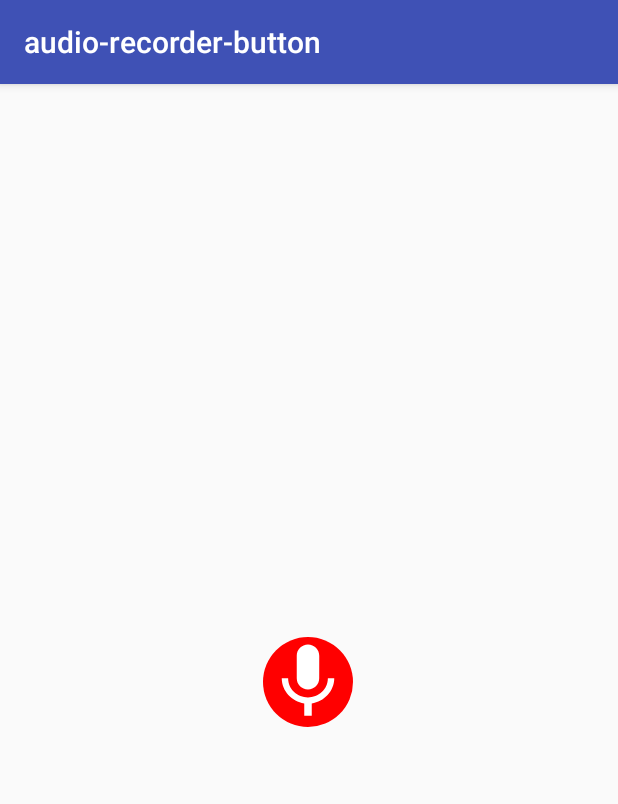
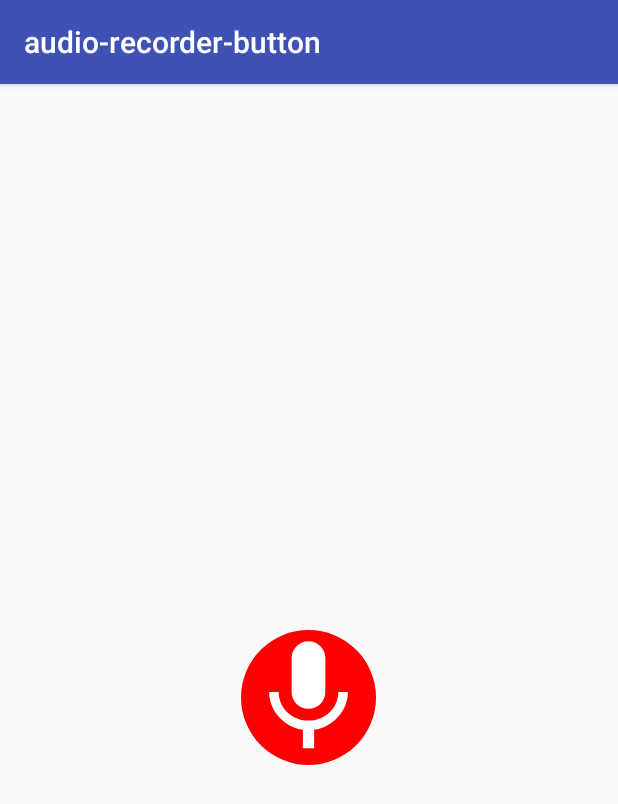
Before and after one commit to safetysystemtechnology/audio-recorder-button, an Android app: the screen it shows after launch (MainActivity), on a phone screen of 412 x 824 dp. Shown: the top 804 px of the screen. Run offline under Robolectric (Android 15) with nearby library versions, the phone set to English and light mode, and no system bars.

Commit message:
Make record icon density-independent Add margin

```diff
--- a/app/src/main/res/layout/activity_main.xml
+++ b/app/src/main/res/layout/activity_main.xml
@@ -9,8 +9,8 @@
     <br.com.safety.audio_recorder.AudioRecordButton
         android:id="@+id/audio_record_button"
         android:layout_centerInParent="true"
-        android:layout_width="150dp"
-        android:layout_height="90dp">
+        android:layout_width="250dp"
+        android:layout_height="wrap_content">
     </br.com.safety.audio_recorder.AudioRecordButton>
 
 
--- a/audio-recorder/src/main/java/br/com/safety/audio_recorder/AudioRecordButton.java
+++ b/audio-recorder/src/main/java/br/com/safety/audio_recorder/AudioRecordButton.java
@@ -25,8 +25,8 @@ import java.util.UUID;
 
 public class AudioRecordButton extends RelativeLayout {
 
-    private static final int DEFAULT_ICON_SIZE = 90;
-    private static final int DEFAULT_REMOVE_ICON_SIZE = 50;
+    private final int DEFAULT_ICON_SIZE = Math.round(getResources().getDimension(R.dimen.default_icon_size));
+    private final int DEFAULT_REMOVE_ICON_SIZE =  Math.round(getResources().getDimension(R.dimen.default_icon_remove_size));
 
     private Context mContext;
     private RelativeLayout mLayoutTimer;
@@ -235,7 +235,8 @@ public class AudioRecordButton extends RelativeLayout {
 
         layoutParams.addRule(RelativeLayout.ALIGN_PARENT_TOP, RelativeLayout.TRUE);
         layoutParams.addRule(RelativeLayout.CENTER_HORIZONTAL, RelativeLayout.TRUE);
-
+        Integer margin = Math.round(getResources().getDimension(R.dimen.chronometer_margin));
+        layoutParams.setMargins(margin, margin, margin, margin);
         addView(mLayoutTimer, layoutParams);
 
         /**
@@ -257,7 +258,7 @@ public class AudioRecordButton extends RelativeLayout {
         mLayoutVoice = new RelativeLayout(context);
         RelativeLayout.LayoutParams layoutVoiceParams = new RelativeLayout.LayoutParams(
                 ViewGroup.LayoutParams.MATCH_PARENT,
-                ViewGroup.LayoutParams.MATCH_PARENT
+                ViewGroup.LayoutParams.WRAP_CONTENT
         );
         layoutVoiceParams.addRule(RelativeLayout.BELOW, 9 + 1);
         addView(this.mLayoutVoice, layoutVoiceParams);
--- /dev/null
+++ b/audio-recorder/src/main/res/values/dimens.xml
@@ -0,0 +1,6 @@
+<?xml version="1.0" encoding="utf-8"?>
+<resources>
+    <dimen name="default_icon_size">90dp</dimen>
+    <dimen name="default_icon_remove_size">50dp</dimen>
+    <dimen name="chronometer_margin">10dp</dimen>
+</resources>
```
